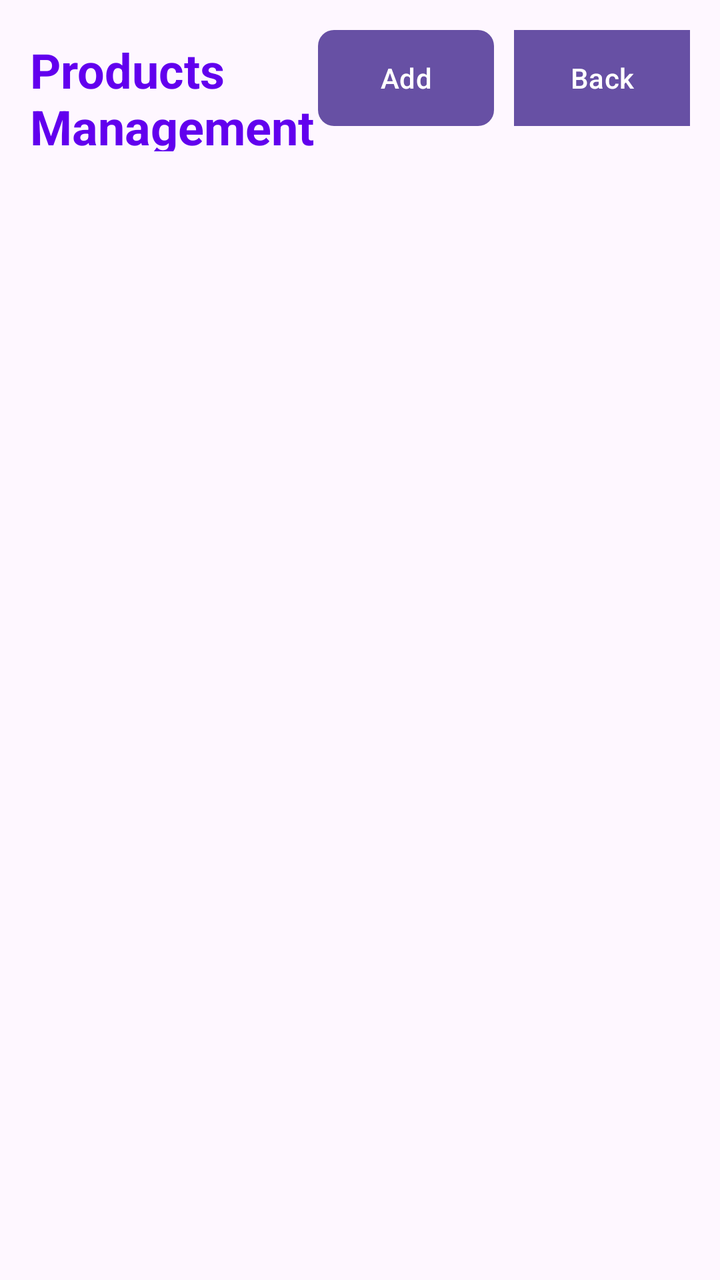
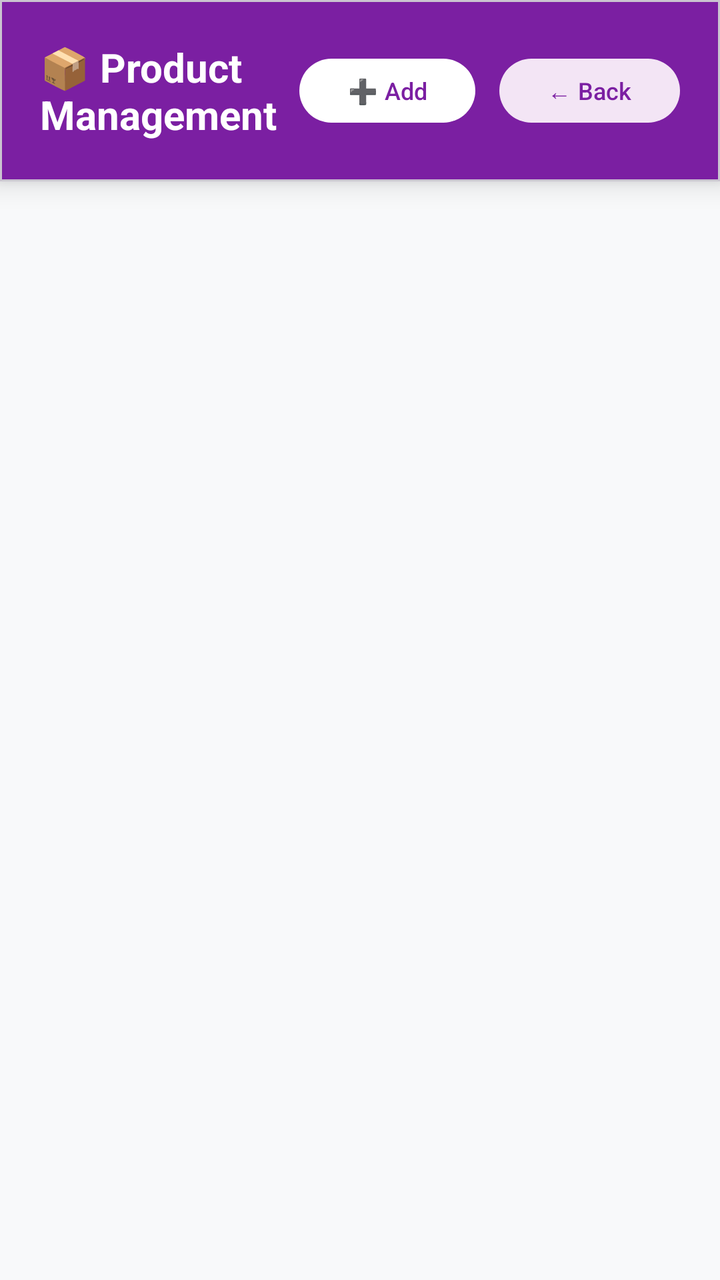

An Android layout rendered at two revisions. The XML below is the earlier revision; the diff shows what the commit changed to produce the second picture.
<!-- AndroidManifest.xml: application theme Theme.Computershop -->
<!-- res/layout/activity_admin_products.xml -->
<?xml version="1.0" encoding="utf-8"?>
<LinearLayout xmlns:android="http://schemas.android.com/apk/res/android"
    android:layout_width="match_parent"
    android:layout_height="match_parent"
    android:orientation="vertical"
    android:padding="15dp">

    <LinearLayout
        android:layout_width="match_parent"
        android:layout_height="wrap_content"
        android:orientation="horizontal"
        android:layout_marginBottom="15dp">

        <TextView
            android:layout_width="0dp"
            android:layout_height="wrap_content"
            android:layout_weight="1"
            android:text="Products Management"
            android:textSize="24sp"
            android:textStyle="bold"
            android:textColor="#FF6200EE" />

        <Button
            android:id="@+id/addProductBtn"
            android:layout_width="wrap_content"
            android:layout_height="wrap_content"
            android:text="Add"
            android:background="@drawable/button_background"
            android:textColor="@android:color/white"
            android:layout_marginEnd="10dp" />

        <Button
            android:id="@+id/backBtn"
            android:layout_width="wrap_content"
            android:layout_height="wrap_content"
            android:text="Back"
            android:background="#FF888888"
            android:textColor="@android:color/white" />
    </LinearLayout>

    <androidx.recyclerview.widget.RecyclerView
        android:id="@+id/productsRecyclerView"
        android:layout_width="match_parent"
        android:layout_height="match_parent" />

</LinearLayout>
<!-- resources referenced by this layout -->
<resources>
  <!-- drawable button_background (drawable) -->
  <?xml version="1.0" encoding="utf-8"?>
  <shape xmlns:android="http://schemas.android.com/apk/res/android">
      <solid android:color="#FF6200EE" />
      <corners android:radius="8dp" />
  </shape>
  <style name="Theme.Computershop" parent="Base.Theme.Computershop" />
  <style name="Base.Theme.Computershop" parent="Theme.Material3.DayNight.NoActionBar">
          
          
      </style>
</resources>

<!-- the commit's change to res/layout/activity_admin_products.xml (unified diff, before → after) -->
@@ -1,46 +1,128 @@
 <?xml version="1.0" encoding="utf-8"?>
 <LinearLayout xmlns:android="http://schemas.android.com/apk/res/android"
+    xmlns:app="http://schemas.android.com/apk/res-auto"
+    xmlns:tools="http://schemas.android.com/tools"
     android:layout_width="match_parent"
     android:layout_height="match_parent"
     android:orientation="vertical"
-    android:padding="15dp">
+    android:background="#F8F9FA">
 
-    <LinearLayout
+    
+    <com.google.android.material.card.MaterialCardView
         android:layout_width="match_parent"
         android:layout_height="wrap_content"
-        android:orientation="horizontal"
-        android:layout_marginBottom="15dp">
+        app:cardCornerRadius="0dp"
+        app:cardElevation="8dp"
+        app:cardBackgroundColor="#7B1FA2">
 
-        <TextView
-            android:layout_width="0dp"
+        <LinearLayout
+            android:layout_width="match_parent"
             android:layout_height="wrap_content"
-            android:layout_weight="1"
-            android:text="Products Management"
-            android:textSize="24sp"
-            android:textStyle="bold"
-            android:textColor="#FF6200EE" />
+            android:orientation="horizontal"
+            android:padding="20dp"
+            android:gravity="center_vertical">
 
-        <Button
-            android:id="@+id/addProductBtn"
-            android:layout_width="wrap_content"
-            android:layout_height="wrap_content"
-            android:text="Add"
-            android:background="@drawable/button_background"
-            android:textColor="@android:color/white"
-            android:layout_marginEnd="10dp" />
+            <TextView
+                android:layout_width="0dp"
+                android:layout_height="wrap_content"
+                android:layout_weight="1"
+                android:text="📦 Product Management"
+                android:textSize="20sp"
+                android:textStyle="bold"
+                android:textColor="@android:color/white" />
 
-        <Button
-            android:id="@+id/backBtn"
-            android:layout_width="wrap_content"
-            android:layout_height="wrap_content"
-            android:text="Back"
-            android:background="#FF888888"
-            android:textColor="@android:color/white" />
-    </LinearLayout>
+            <com.google.android.material.button.MaterialButton
+                android:id="@+id/addProductBtn"
+                android:layout_width="wrap_content"
+                android:layout_height="40dp"
+                android:layout_marginEnd="12dp"
+                android:elevation="4dp"
+                android:text="➕ Add"
+                android:textColor="#7B1FA2"
+                android:textSize="12sp"
+                app:backgroundTint="@android:color/white"
+                app:cornerRadius="20dp"
+                tools:ignore="TouchTargetSizeCheck" />
 
+            <com.google.android.material.button.MaterialButton
+                android:id="@+id/backBtn"
+                android:layout_width="wrap_content"
+                android:layout_height="40dp"
+                android:elevation="2dp"
+                android:text="← Back"
+                android:textColor="#7B1FA2"
+                android:textSize="12sp"
+                app:backgroundTint="#F3E5F5"
+                app:cornerRadius="20dp"
+                tools:ignore="TouchTargetSizeCheck" />
+
+        </LinearLayout>
+    </com.google.android.material.card.MaterialCardView>
+
+    
     <androidx.recyclerview.widget.RecyclerView
         android:id="@+id/productsRecyclerView"
         android:layout_width="match_parent"
-        android:layout_height="match_parent" />
+        android:layout_height="match_parent"
+        android:padding="12dp"
+        android:clipToPadding="false" />
+
+    
+    <LinearLayout
+        android:id="@+id/emptyState"
+        android:layout_width="match_parent"
+        android:layout_height="match_parent"
+        android:orientation="vertical"
+        android:gravity="center"
+        android:visibility="gone"
+        android:padding="40dp">
+
+        <com.google.android.material.card.MaterialCardView
+            android:layout_width="200dp"
+            android:layout_height="200dp"
+            app:cardCornerRadius="100dp"
+            app:cardElevation="8dp"
+            app:cardBackgroundColor="#F3E5F5"
+            android:gravity="center">
+
+            <TextView
+                android:layout_width="wrap_content"
+                android:layout_height="wrap_content"
+                android:text="📦"
+                android:textSize="48sp"
+                android:gravity="center" />
+
+        </com.google.android.material.card.MaterialCardView>
+
+        <TextView
+            android:layout_width="wrap_content"
+            android:layout_height="wrap_content"
+            android:text="No Products Found"
+            android:textSize="18sp"
+            android:textStyle="bold"
+            android:textColor="#666666"
+            android:layout_marginTop="24dp"
+            android:layout_marginBottom="8dp" />
+
+        <TextView
+            android:layout_width="wrap_content"
+            android:layout_height="wrap_content"
+            android:text="Add your first product to get started"
+            android:textSize="14sp"
+            android:textColor="#999999"
+            android:gravity="center" />
+
+        <com.google.android.material.button.MaterialButton
+            android:layout_width="wrap_content"
+            android:layout_height="40dp"
+            android:text="Add First Product"
+            android:textSize="12sp"
+            android:textColor="@android:color/white"
+            app:backgroundTint="#7B1FA2"
+            app:cornerRadius="20dp"
+            android:layout_marginTop="16dp"
+            android:elevation="4dp" />
+
+    </LinearLayout>
 
 </LinearLayout>
<!-- resource entries referenced after the edit -->
@@ -1,11 +1,5 @@
 <!-- resources referenced by this layout -->
 <resources>
-  <!-- drawable button_background (drawable) -->
-  <?xml version="1.0" encoding="utf-8"?>
-  <shape xmlns:android="http://schemas.android.com/apk/res/android">
-      <solid android:color="#FF6200EE" />
-      <corners android:radius="8dp" />
-  </shape>
   <style name="Theme.Computershop" parent="Base.Theme.Computershop" />
   <style name="Base.Theme.Computershop" parent="Theme.Material3.DayNight.NoActionBar">
           
